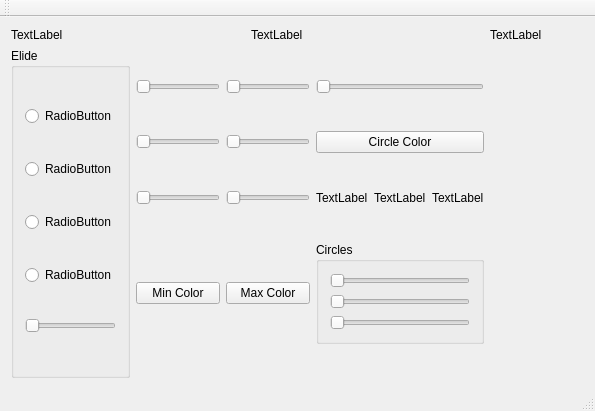
Icraus/Object-Detector, file src/ObjectDetection/View/DesktopView/View/mainwindow.ui: the form before one commit.
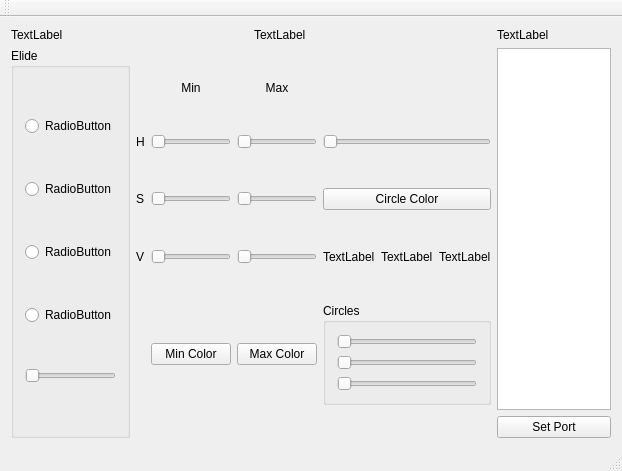
The form after the commit.

Patch:
```diff
--- a/src/ObjectDetection/View/DesktopView/View/mainwindow.ui
+++ b/src/ObjectDetection/View/DesktopView/View/mainwindow.ui
@@ -6,8 +6,8 @@
    <rect>
     <x>0</x>
     <y>0</y>
-    <width>595</width>
-    <height>411</height>
+    <width>622</width>
+    <height>471</height>
    </rect>
   </property>
   <property name="windowTitle">
@@ -38,129 +38,36 @@
     </item>
     <item row="1" column="0" colspan="2">
      <layout class="QGridLayout" name="gridLayout_2">
-      <item row="0" column="0">
-       <widget class="QGroupBox" name="groupBox">
-        <property name="sizePolicy">
-         <sizepolicy hsizetype="MinimumExpanding" vsizetype="Expanding">
-          <horstretch>0</horstretch>
-          <verstretch>0</verstretch>
-         </sizepolicy>
-        </property>
-        <property name="title">
-         <string>Elide</string>
-        </property>
-        <layout class="QVBoxLayout" name="verticalLayout">
-         <item>
-          <widget class="QRadioButton" name="radioButton">
-           <property name="text">
-            <string>RadioButton</string>
-           </property>
-          </widget>
-         </item>
-         <item>
-          <widget class="QRadioButton" name="radioButton_2">
-           <property name="text">
-            <string>RadioButton</string>
-           </property>
-          </widget>
-         </item>
-         <item>
-          <widget class="QRadioButton" name="radioButton_3">
-           <property name="text">
-            <string>RadioButton</string>
-           </property>
-          </widget>
-         </item>
-         <item>
-          <widget class="QRadioButton" name="radioButton_4">
-           <property name="text">
-            <string>RadioButton</string>
-           </property>
-          </widget>
-         </item>
-         <item>
-          <widget class="QSlider" name="dilSlider">
-           <property name="orientation">
-            <enum>Qt::Horizontal</enum>
-           </property>
-          </widget>
-         </item>
-        </layout>
-       </widget>
-      </item>
       <item row="0" column="1">
        <layout class="QGridLayout" name="gridLayout">
-        <item row="0" column="2">
-         <widget class="QSlider" name="circleThicknessSlider">
-          <property name="orientation">
-           <enum>Qt::Horizontal</enum>
-          </property>
-         </widget>
-        </item>
-        <item row="2" column="0">
-         <widget class="QSlider" name="blueColorMinSlider">
-          <property name="orientation">
-           <enum>Qt::Horizontal</enum>
-          </property>
-         </widget>
-        </item>
-        <item row="1" column="0">
-         <widget class="QSlider" name="greenColorMinSlider">
-          <property name="orientation">
-           <enum>Qt::Horizontal</enum>
-          </property>
-         </widget>
-        </item>
-        <item row="3" column="1">
-         <widget class="QPushButton" name="pushButton_2">
-          <property name="text">
-           <string>Max Color</string>
-          </property>
-         </widget>
-        </item>
-        <item row="3" column="0">
-         <widget class="QPushButton" name="pushButton">
-          <property name="text">
-           <string>Min Color</string>
-          </property>
-         </widget>
-        </item>
-        <item row="0" column="1">
-         <widget class="QSlider" name="redColorMaxSlider">
-          <property name="orientation">
-           <enum>Qt::Horizontal</enum>
-          </property>
-         </widget>
-        </item>
-        <item row="2" column="1">
-         <widget class="QSlider" name="blueColorMaxSlider">
-          <property name="orientation">
-           <enum>Qt::Horizontal</enum>
-          </property>
-         </widget>
-        </item>
-        <item row="1" column="2">
+        <item row="2" column="3">
          <widget class="QPushButton" name="pushButton_3">
           <property name="text">
            <string>Circle Color</string>
           </property>
          </widget>
         </item>
-        <item row="0" column="0">
-         <widget class="QSlider" name="redColorMinSlider">
+        <item row="3" column="2">
+         <widget class="QSlider" name="vMaxSlider">
+          <property name="maximum">
+           <number>255</number>
+          </property>
           <property name="orientation">
            <enum>Qt::Horizontal</enum>
           </property>
          </widget>
         </item>
-        <item row="1" column="1">
-         <widget class="QSlider" name="greenColorMaxSlider">
+        <item row="2" column="1">
+         <widget class="QSlider" name="sMinSlider">
+          <property name="maximum">
+           <number>255</number>
+          </property>
           <property name="orientation">
            <enum>Qt::Horizontal</enum>
           </property>
          </widget>
         </item>
-        <item row="2" column="2">
+        <item row="3" column="3">
          <layout class="QHBoxLayout" name="horizontalLayout">
           <item>
            <widget class="QLabel" name="radiusLabel">
@@ -185,7 +92,7 @@
           </item>
          </layout>
         </item>
-        <item row="3" column="2">
+        <item row="4" column="3">
          <widget class="QGroupBox" name="groupBox_2">
           <property name="title">
            <string>Circles</string>
@@ -224,8 +131,186 @@
           </layout>
          </widget>
         </item>
+        <item row="4" column="2">
+         <widget class="QPushButton" name="pushButton_2">
+          <property name="text">
+           <string>Max Color</string>
+          </property>
+         </widget>
+        </item>
+        <item row="2" column="2">
+         <widget class="QSlider" name="sMaxSlider">
+          <property name="maximum">
+           <number>255</number>
+          </property>
+          <property name="orientation">
+           <enum>Qt::Horizontal</enum>
+          </property>
+         </widget>
+        </item>
+        <item row="3" column="1">
+         <widget class="QSlider" name="vMinSlider">
+          <property name="maximum">
+           <number>255</number>
+          </property>
+          <property name="orientation">
+           <enum>Qt::Horizontal</enum>
+          </property>
+         </widget>
+        </item>
+        <item row="1" column="2">
+         <widget class="QSlider" name="hMaxSlider">
+          <property name="maximum">
+           <number>180</number>
+          </property>
+          <property name="orientation">
+           <enum>Qt::Horizontal</enum>
+          </property>
+         </widget>
+        </item>
+        <item row="1" column="1">
+         <widget class="QSlider" name="hMinSlider">
+          <property name="maximum">
+           <number>180</number>
+          </property>
+          <property name="orientation">
+           <enum>Qt::Horizontal</enum>
+          </property>
+         </widget>
+        </item>
+        <item row="1" column="3">
+         <widget class="QSlider" name="circleThicknessSlider">
+          <property name="orientation">
+           <enum>Qt::Horizontal</enum>
+          </property>
+         </widget>
+        </item>
+        <item row="4" column="1">
+         <widget class="QPushButton" name="pushButton">
+          <property name="text">
+           <string>Min Color</string>
+          </property>
+         </widget>
+        </item>
+        <item row="3" column="0">
+         <widget class="QLabel" name="label_6">
+          <property name="text">
+           <string>V</string>
+          </property>
+         </widget>
+        </item>
+        <item row="1" column="0">
+         <widget class="QLabel" name="label_4">
+          <property name="text">
+           <string>H</string>
+          </property>
+         </widget>
+        </item>
+        <item row="2" column="0">
+         <widget class="QLabel" name="label_5">
+          <property name="text">
+           <string>S</string>
+          </property>
+         </widget>
+        </item>
+        <item row="0" column="1">
+         <widget class="QLabel" name="label_7">
+          <property name="sizePolicy">
+           <sizepolicy hsizetype="Expanding" vsizetype="Fixed">
+            <horstretch>0</horstretch>
+            <verstretch>0</verstretch>
+           </sizepolicy>
+          </property>
+          <property name="text">
+           <string>Min</string>
+          </property>
+          <property name="alignment">
+           <set>Qt::AlignCenter</set>
+          </property>
+         </widget>
+        </item>
+        <item row="0" column="2">
+         <widget class="QLabel" name="label_8">
+          <property name="sizePolicy">
+           <sizepolicy hsizetype="Expanding" vsizetype="Fixed">
+            <horstretch>0</horstretch>
+            <verstretch>0</verstretch>
+           </sizepolicy>
+          </property>
+          <property name="text">
+           <string>Max</string>
+          </property>
+          <property name="alignment">
+           <set>Qt::AlignCenter</set>
+          </property>
+         </widget>
+        </item>
        </layout>
       </item>
+      <item row="0" column="0">
+       <widget class="QGroupBox" name="groupBox">
+        <property name="sizePolicy">
+         <sizepolicy hsizetype="MinimumExpanding" vsizetype="Expanding">
+          <horstretch>0</horstretch>
+          <verstretch>0</verstretch>
+         </sizepolicy>
+        </property>
+        <property name="title">
+         <string>Elide</string>
+        </property>
+        <layout class="QVBoxLayout" name="verticalLayout">
+         <item>
+          <widget class="QRadioButton" name="radioButton">
+           <property name="text">
+            <string>RadioButton</string>
+           </property>
+          </widget>
+         </item>
+         <item>
+          <widget class="QRadioButton" name="radioButton_2">
+           <property name="text">
+            <string>RadioButton</string>
+           </property>
+          </widget>
+         </item>
+         <item>
+          <widget class="QRadioButton" name="radioButton_3">
+           <property name="text">
+            <string>RadioButton</string>
+           </property>
+          </widget>
+         </item>
+         <item>
+          <widget class="QRadioButton" name="radioButton_4">
+           <property name="text">
+            <string>RadioButton</string>
+           </property>
+          </widget>
+         </item>
+         <item>
+          <widget class="QSlider" name="dilSlider">
+           <property name="orientation">
+            <enum>Qt::Horizontal</enum>
+           </property>
+          </widget>
+         </item>
+        </layout>
+       </widget>
+      </item>
+     </layout>
+    </item>
+    <item row="1" column="2">
+     <layout class="QVBoxLayout" name="verticalLayout_3">
+      <item>
+       <widget class="QListView" name="listView"/>
+      </item>
+      <item>
+       <widget class="QPushButton" name="pushButton_4">
+        <property name="text">
+         <string>Set Port</string>
+        </property>
+       </widget>
+      </item>
      </layout>
     </item>
    </layout>
@@ -235,7 +320,7 @@
     <rect>
      <x>0</x>
      <y>0</y>
-     <width>595</width>
+     <width>622</width>
      <height>21</height>
     </rect>
    </property>
```
Left out of the diff: 18 changed lines with no effect on the pictures.
